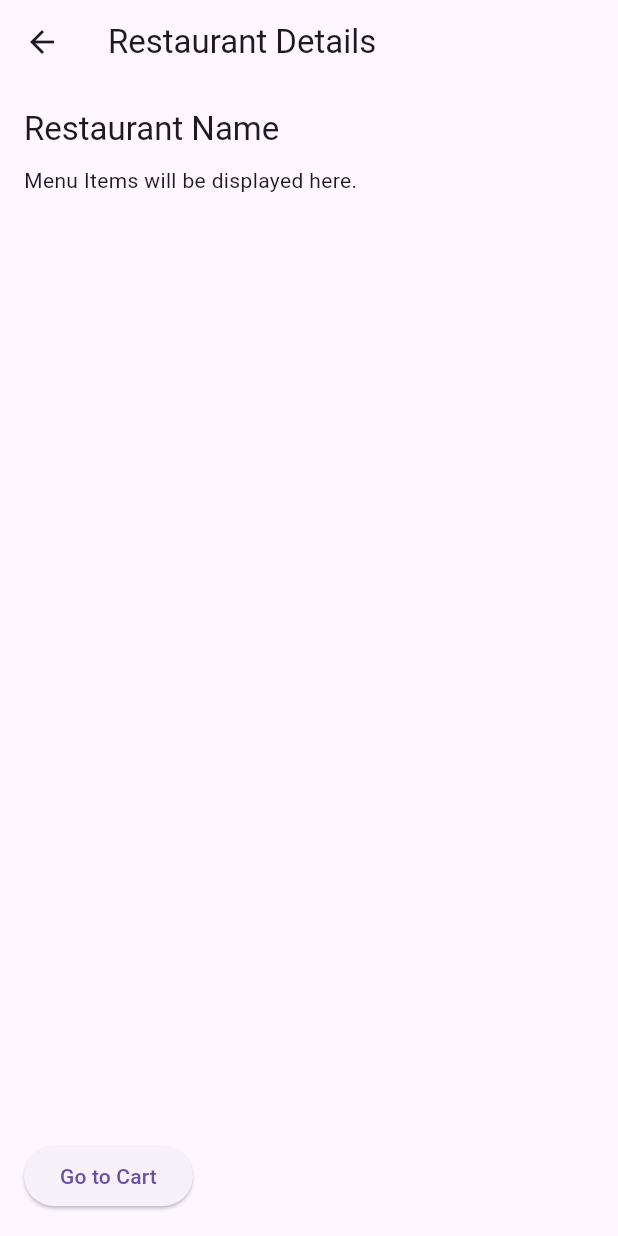
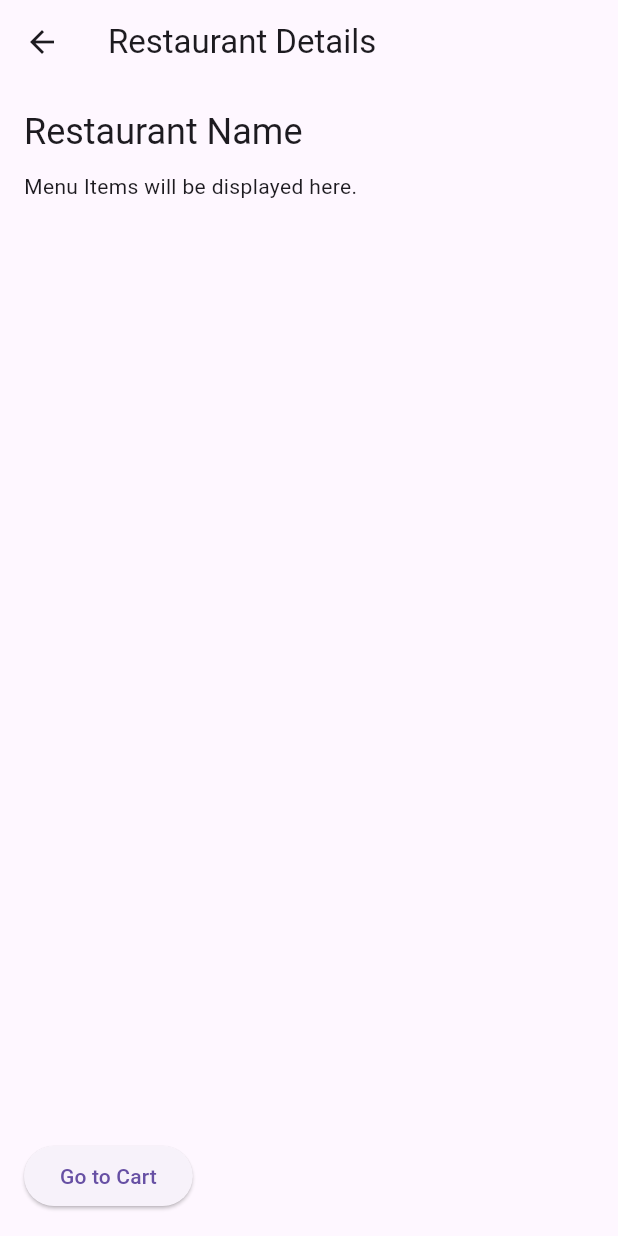
Before and after one commit to could-ai/019a2586-acb8-73e4-ab97-467a9ad18551, a Flutter app: the RestaurantDetailScreen screen opened by its route, on a phone screen of 412 x 824 dp. Run offline on Flutter 3.47's test engine with Material 3 defaults, Android fonts, the phone set to English and light mode, and no system bars.

Commit message:
Fixed a compilation error by replacing the deprecated `headline6` with `headlineSmall` for the text style to align with the latest Flutter text theme conventions.

```diff
--- a/usr/lib/screens/customer/restaurant_detail_screen.dart
+++ b/usr/lib/screens/customer/restaurant_detail_screen.dart
@@ -11,7 +11,7 @@ class RestaurantDetailScreen extends StatelessWidget {
         child: Column(
           crossAxisAlignment: CrossAxisAlignment.start,
           children: [
-            Text('Restaurant Name', style: Theme.of(context).textTheme.headline6),
+            Text('Restaurant Name', style: Theme.of(context).textTheme.headlineSmall),
             const SizedBox(height: 10),
             Text('Menu Items will be displayed here.'),
             const Spacer(),
```
